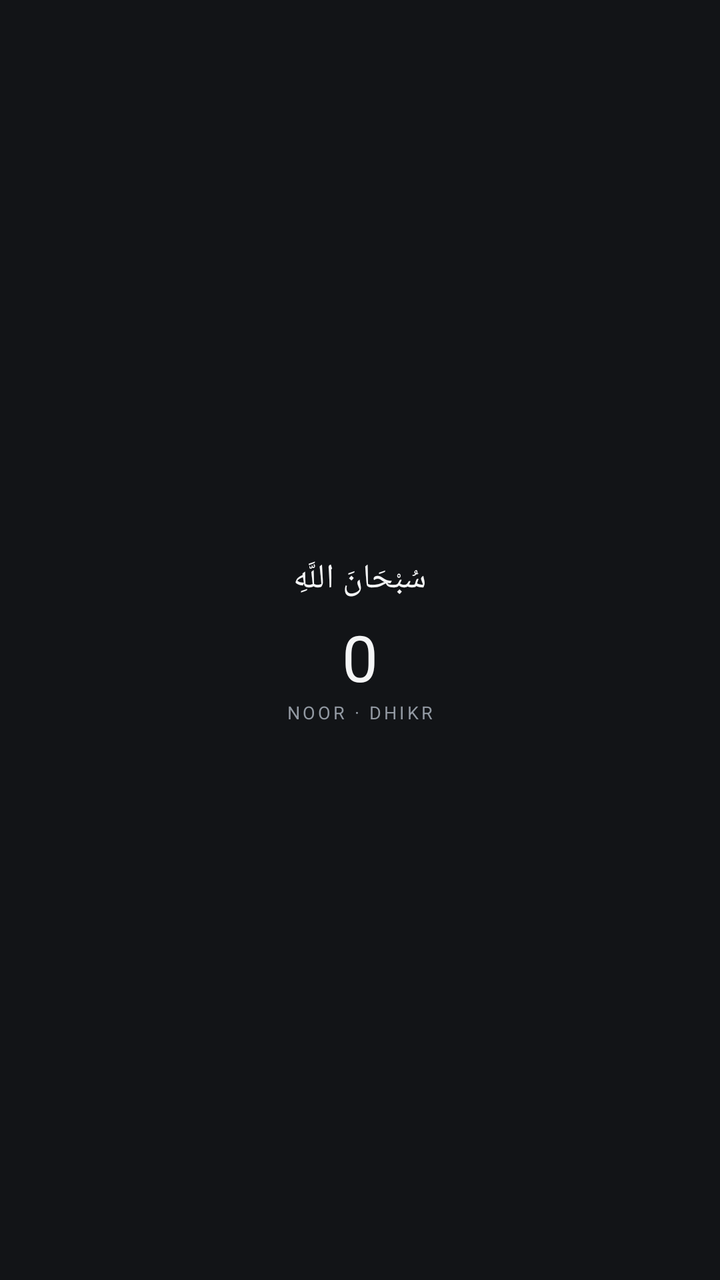
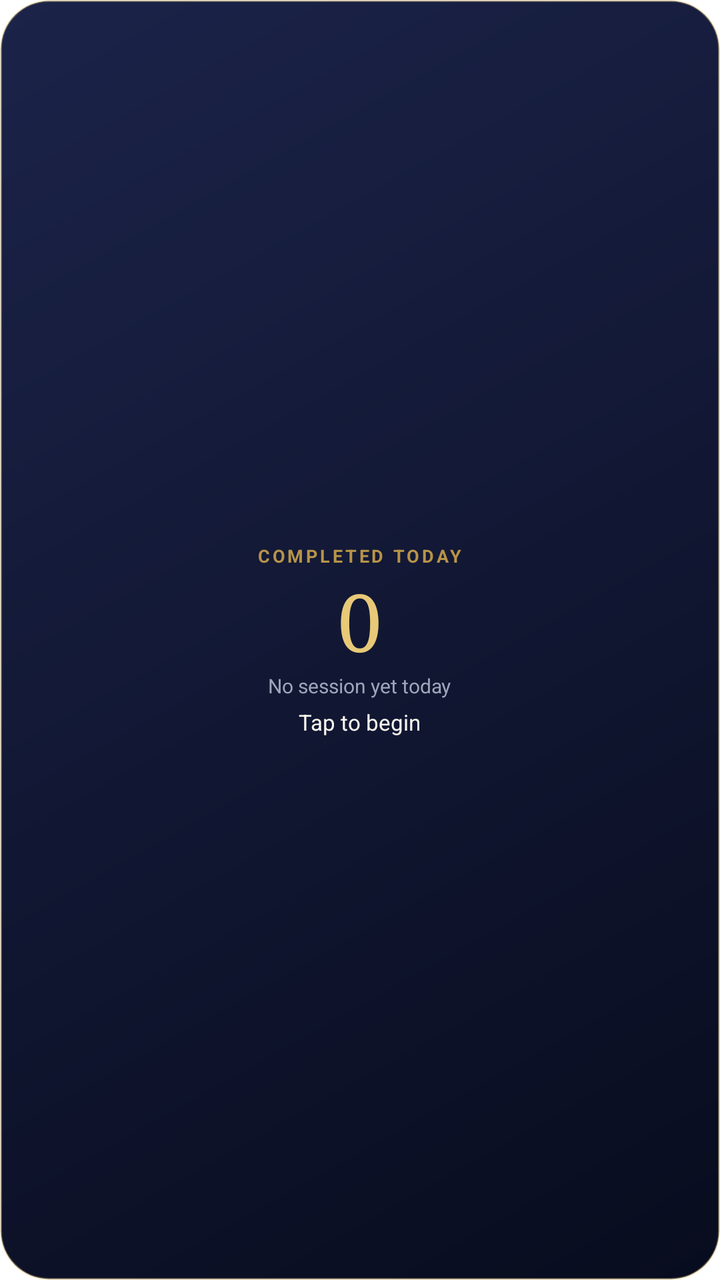

The first picture is an Android layout as it rendered before a commit; the second is the same layout after the commit. The layout source and the unified diff follow.
<!-- AndroidManifest.xml: fallback theme Theme.MaterialComponents.DayNight.NoActionBar -->
<!-- res/layout/widget_tasbeeh.xml -->
<LinearLayout xmlns:android="http://schemas.android.com/apk/res/android"
 android:layout_width="match_parent" android:layout_height="match_parent"
 android:orientation="vertical" android:gravity="center" android:padding="14dp"
 android:background="#121417">
 <TextView android:id="@+id/widget_dhikr" android:layout_width="match_parent"
  android:layout_height="wrap_content" android:text="سُبْحَانَ اللَّهِ"
  android:textColor="#F4F5F6" android:textSize="17sp" android:gravity="center"/>
 <TextView android:id="@+id/widget_count" android:layout_width="wrap_content"
  android:layout_height="wrap_content" android:text="0" android:textColor="#F4F5F6"
  android:textSize="32sp" android:layout_marginTop="6dp"/>
 <TextView android:layout_width="wrap_content" android:layout_height="wrap_content"
  android:text="NOOR · DHIKR" android:textColor="#9299A2" android:textSize="9sp"
  android:letterSpacing="0.15"/>
</LinearLayout>
<!-- resources referenced by this layout -->
<resources>

</resources>

<!-- the commit's change to res/layout/widget_tasbeeh.xml (unified diff, before → after) -->
@@ -1,14 +1,48 @@
+<?xml version="1.0" encoding="utf-8"?>
 <LinearLayout xmlns:android="http://schemas.android.com/apk/res/android"
- android:layout_width="match_parent" android:layout_height="match_parent"
- android:orientation="vertical" android:gravity="center" android:padding="14dp"
- android:background="#121417">
- <TextView android:id="@+id/widget_dhikr" android:layout_width="match_parent"
-  android:layout_height="wrap_content" android:text="سُبْحَانَ اللَّهِ"
-  android:textColor="#F4F5F6" android:textSize="17sp" android:gravity="center"/>
- <TextView android:id="@+id/widget_count" android:layout_width="wrap_content"
-  android:layout_height="wrap_content" android:text="0" android:textColor="#F4F5F6"
-  android:textSize="32sp" android:layout_marginTop="6dp"/>
- <TextView android:layout_width="wrap_content" android:layout_height="wrap_content"
-  android:text="NOOR · DHIKR" android:textColor="#9299A2" android:textSize="9sp"
-  android:letterSpacing="0.15"/>
+    android:id="@+id/widget_root"
+    android:layout_width="match_parent"
+    android:layout_height="match_parent"
+    android:orientation="vertical"
+    android:gravity="center"
+    android:padding="12dp"
+    android:background="@drawable/widget_bg">
+
+    <TextView
+        android:layout_width="wrap_content"
+        android:layout_height="wrap_content"
+        android:text="COMPLETED TODAY"
+        android:textColor="#B89448"
+        android:textSize="9sp"
+        android:textStyle="bold"
+        android:letterSpacing="0.14"/>
+
+    <TextView
+        android:id="@+id/widget_count"
+        android:layout_width="wrap_content"
+        android:layout_height="wrap_content"
+        android:text="0"
+        android:textColor="#E8C978"
+        android:textSize="40sp"
+        android:fontFamily="serif"/>
+
+    <TextView
+        android:id="@+id/widget_caption"
+        android:layout_width="wrap_content"
+        android:layout_height="wrap_content"
+        android:text="No session yet today"
+        android:textColor="#9DA5BB"
+        android:textSize="10sp"
+        android:gravity="center"/>
+
+    <TextView
+        android:id="@+id/widget_dhikr"
+        android:layout_width="wrap_content"
+        android:layout_height="wrap_content"
+        android:layout_marginTop="4dp"
+        android:text="Tap to begin"
+        android:textColor="#F7F5EE"
+        android:textSize="11sp"
+        android:maxLines="1"
+        android:ellipsize="end"/>
 </LinearLayout>
<!-- resource entries referenced after the edit -->
@@ -1,5 +1,11 @@
 <!-- resources referenced by this layout -->
 <resources>
-
+  <!-- drawable widget_bg (drawable) -->
+  <?xml version="1.0" encoding="utf-8"?>
+  <shape xmlns:android="http://schemas.android.com/apk/res/android" android:shape="rectangle">
+      <gradient android:type="linear" android:angle="315" android:startColor="#FF1B2349" android:endColor="#FF080C1E"/>
+      <corners android:radius="24dp"/>
+      <stroke android:width="1dp" android:color="#59E8C978"/>
+  </shape>
 </resources>
 
